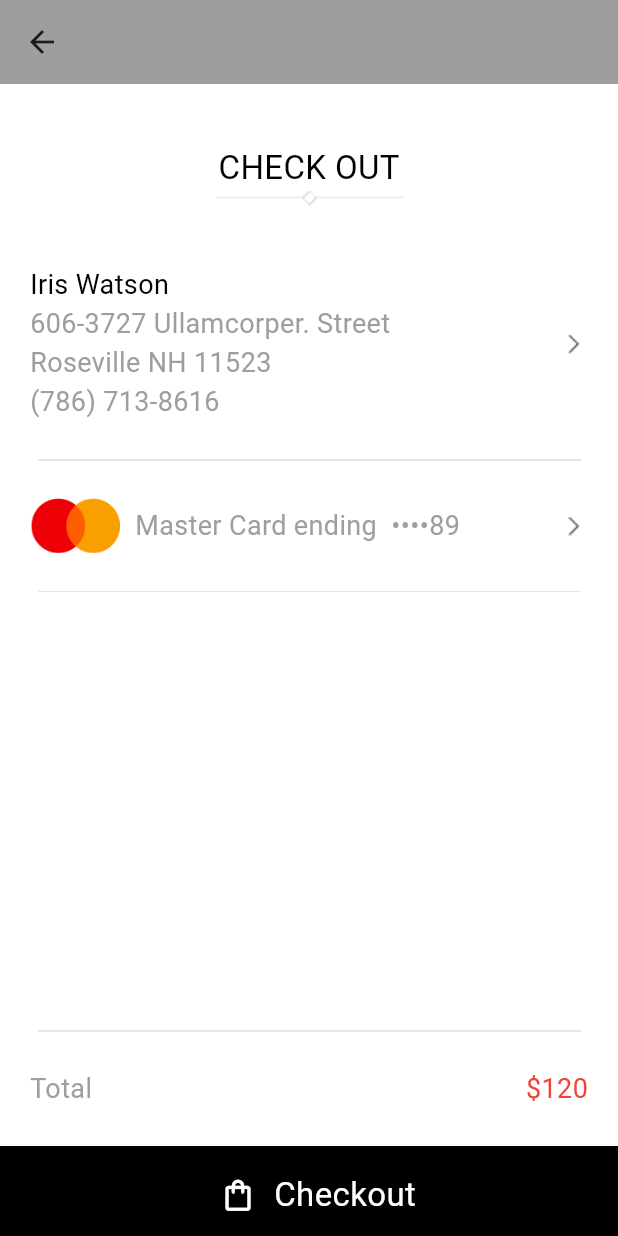
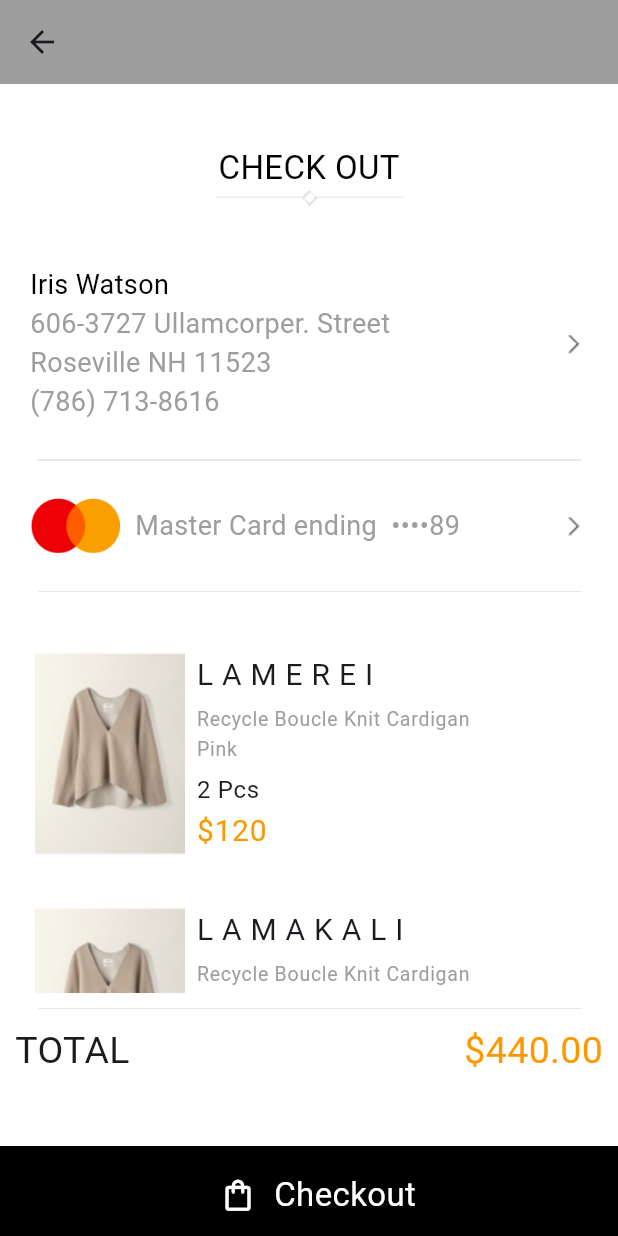
Before and after one commit to Qceww/EcoFash, a Flutter app: the CheckOut screen opened directly, on a phone screen of 412 x 824 dp. Run offline on Flutter 3.47's test engine with Material 3 defaults, Android fonts, the phone set to English and light mode, and no system bars; our stand-ins replace google_fonts; missing offline and left inert: dart:ffi, flutter_barcode_scanner, qr_code_scanner.

Commit message:
Checkout page

```diff
--- a/lib/checkout.dart
+++ /dev/null
@@ -1,186 +0,0 @@
-import 'package:figma/Shop_grid_view.dart';
-import 'package:figma/home_page.dart';
-import 'package:figma/shop_detailed_view.dart';
-import 'package:figma/signin_page.dart';
-import 'package:flutter/material.dart';
-import 'package:google_fonts/google_fonts.dart';
-
-class CheckOut extends StatefulWidget {
-  const CheckOut({super.key});
-
-  @override
-  State<CheckOut> createState() => _CheckOut();
-}
-
-class _CheckOut extends State<CheckOut> {
-  @override
-  Widget build(BuildContext context) {
-    return Scaffold(
-      backgroundColor: Colors.white,
-      appBar: AppBar(
-        backgroundColor: Colors.grey,
-      ),
-      body: SafeArea(
-          child: Center(
-        child: Column(children: [
-          Padding(
-            padding: EdgeInsets.fromLTRB(0.0, 40.0, 0.0, 40.0),
-            child: Column(
-              children: [
-                Text(
-                  'CHECK OUT',
-                  textAlign: TextAlign.left,
-                  style: GoogleFonts.tenorSans(
-                    textStyle: const TextStyle(
-                        color: Colors.black,
-                        fontSize: 22,
-                        fontWeight: FontWeight.w400),
-                  ),
-                ),
-                Image(image: AssetImage('images/Checkout_page_title.png')),
-              ],
-            ),
-          ),
-          Container(
-            width: MediaQuery.of(context).size.width - 40.0,
-            // color: Colors.amber,
-            child: Row(
-              children: [
-                Container(
-                  width: MediaQuery.of(context).size.width * 0.6,
-                  child: Column(
-                      crossAxisAlignment: CrossAxisAlignment.start,
-                      children: [
-                        Text(
-                          "Iris Watson",
-                          textAlign: TextAlign.left,
-                          style: GoogleFonts.tenorSans(
-                            textStyle: const TextStyle(
-                                color: Colors.black,
-                                fontSize: 18,
-                                fontWeight: FontWeight.w400),
-                          ),
-                        ),
-                        Text(
-                          "606-3727 Ullamcorper. Street Roseville NH 11523",
-                          textAlign: TextAlign.left,
-                          style: GoogleFonts.tenorSans(
-                            textStyle: const TextStyle(
-                                color: Colors.grey, fontSize: 18),
-                          ),
-                        ),
-                        Text(
-                          "(786) 713-8616",
-                          textAlign: TextAlign.left,
-                          style: GoogleFonts.tenorSans(
-                            textStyle: const TextStyle(
-                                color: Colors.grey, fontSize: 18),
-                          ),
-                        ),
-                      ]),
-                ),
-                Spacer(),
-                Image(image: AssetImage('images/Checkout_page_arrow.png')),
-              ],
-            ),
-          ),
-          Padding(
-            padding: const EdgeInsets.all(25.0),
-            child: Image(image: AssetImage('images/Checkout_page_line.png')),
-          ),
-          Padding(
-            padding: const EdgeInsets.fromLTRB(20.0, 0.0, 20.0, 0.0),
-            child: Row(
-              children: [
-                Container(
-                    width: 60.0,
-                    child: Image(
-                        image:
-                            AssetImage('images/Checkout_page_masterCard.png'))),
-                SizedBox(
-                  width: 10.0,
-                ),
-                Text(
-                  "Master Card ending  ••••89",
-                  textAlign: TextAlign.left,
-                  style: GoogleFonts.tenorSans(
-                    textStyle:
-                        const TextStyle(color: Colors.grey, fontSize: 18),
-                  ),
-                ),
-                Spacer(),
-                Image(image: AssetImage('images/Checkout_page_arrow.png')),
-              ],
-            ),
-          ),
-          Padding(
-            padding: const EdgeInsets.all(25.0),
-            child: Image(image: AssetImage('images/Checkout_page_line.png')),
-          ),
-          Spacer(),
-          Padding(
-            padding: const EdgeInsets.all(25.0),
-            child: Image(image: AssetImage('images/Checkout_page_line.png')),
-          ),
-          Padding(
-            padding: EdgeInsets.fromLTRB(20.0, 0.0, 20.0, 25.0),
-            child: Row(
-              children: [
-                Text(
-                  "Total",
-                  textAlign: TextAlign.left,
-                  style: GoogleFonts.tenorSans(
-                    textStyle:
-                        const TextStyle(color: Colors.grey, fontSize: 18),
-                  ),
-                ),
-                Spacer(),
-                Text(
-                  "\$120",
-                  textAlign: TextAlign.left,
-                  style: GoogleFonts.tenorSans(
-                    textStyle: const TextStyle(color: Colors.red, fontSize: 18),
-                  ),
-                ),
-              ],
-            ),
-          )
-        ]),
-      )),
-      bottomNavigationBar: BottomAppBar(
-        height: 60.0,
-        color: Colors.black,
-        child: Container(
-          height: 60.0,
-          child: Row(
-            mainAxisAlignment: MainAxisAlignment.center,
-            children: [
-              IconButton(
-                icon: Icon(
-                  Icons.shopping_bag_outlined,
-                  color: Colors.white,
-                  size: 25,
-                ),
-                onPressed: () {
-                  Navigator.pop(context);
-                },
-              ),
-              Column(
-                children: [
-                  SizedBox(height: 5),
-                  Text(
-                      "Checkout",
-                      textAlign: TextAlign.left,
-                      style: GoogleFonts.tenorSans(
-                        textStyle: const TextStyle(color: Colors.white, fontSize: 22),
-                      ),
-                    ),
-                ],
-              ),
-            ],
-          ),
-        ),
-      ),
-    );
-  }
-}
--- a/lib/widgets/widgets.dart
+++ b/lib/widgets/widgets.dart
@@ -375,11 +375,9 @@ class _CartNoEmptyState extends State<CartNoEmpty> {
     setState(() {
       products.removeAt(index);
       if (products.isEmpty) {
-
         Navigator.push(
           context,
           MaterialPageRoute(builder: (context) => CartEmpty()),
-
         );
         // Navigator.pop(context);
       }
@@ -421,15 +419,9 @@ class _CartNoEmptyState extends State<CartNoEmpty> {
               ),
               SizedBox(height: 15),
               Expanded(
-
-
-
                 child: ListView.builder(
                   itemCount: products.length,
                   itemBuilder: (context, index) {
-
-
-
                     final product = products[index];
                     return CartItem(
                       product: product,
@@ -441,7 +433,6 @@ class _CartNoEmptyState extends State<CartNoEmpty> {
                       onDelete: () {
                         _showDeleteConfirmationDialog(index);
                       },
-
                     );
                   },
                 ),
@@ -472,6 +463,78 @@ class _CartNoEmptyState extends State<CartNoEmpty> {
             ],
           ),
         ),
+      ),
+    );
+  }
+}
+
+class CheckOutDetail extends StatefulWidget {
+  CheckOutDetail({Key? key}) : super(key: key);
+
+  @override
+  State<CheckOutDetail> createState() => _CheckOutDetailState();
+}
+
+class _CheckOutDetailState extends State<CheckOutDetail> {
+  final List<Product> products = [
+    Product(
+      productName: 'L A M E R E I',
+      productDescription: 'Recycle Boucle Knit Cardigan Pink',
+      productQuantity: 2,
+      productPrice: 120,
+    ),
+    Product(
+      productName: 'L A M A K A L I',
+      productDescription: 'Recycle Boucle Knit Cardigan Orange',
+      productQuantity: 2,
+      productPrice: 100,
+    ),
+  ];
+
+  @override
+  Widget build(BuildContext context) {
+    double total = 0;
+
+    for (var product in products) {
+      total += product.productPrice * product.productQuantity;
+    }
+
+    return SingleChildScrollView(
+      child: Container(
+        height: MediaQuery.of(context).size.height * 0.375,
+        child: Column(children: [
+          Expanded(
+            child: ListView.builder(
+              itemCount: products.length,
+              itemBuilder: (context, index) {
+                final product = products[index];
+                return CheckOutItem(
+                  product: product,
+                );
+              },
+            ),
+          ),
+          Padding(
+            padding: const EdgeInsets.fromLTRB(25.0, 10.0, 25.0, 0.0),
+            child: Image(image: AssetImage('images/Checkout_page_line.png')),
+          ),
+          Padding(
+            padding: const EdgeInsets.all(10.0),
+            child: Row(
+              mainAxisAlignment: MainAxisAlignment.spaceBetween,
+              children: [
+                Text(
+                  'TOTAL',
+                  style: TextStyle(fontSize: 25),
+                ),
+                Text(
+                  '\$${total.toStringAsFixed(2)}',
+                  style: TextStyle(color: Colors.orange, fontSize: 25),
+                )
+              ],
+            ),
+          ),
+        ]),
       ),
     );
   }
@@ -589,3 +652,67 @@ class CartItem extends StatelessWidget {
     );
   }
 }
+
+class CheckOutItem extends StatelessWidget {
+  final Product product;
+
+  const CheckOutItem({
+    Key? key,
+    required this.product,
+  }) : super(key: key);
+
+  @override
+  Widget build(BuildContext context) {
+    return ListTile(
+      title: Container(
+        height: 150,
+        margin: EdgeInsets.symmetric(horizontal: 2, vertical: 2),
+        padding: EdgeInsets.all(5),
+        decoration: BoxDecoration(
+          color: Colors.white,
+        ),
+        child: Row(
+          crossAxisAlignment: CrossAxisAlignment.start,
+          children: [
+            Image(
+              image: AssetImage('images/Cart_page_1.png'),
+              fit: BoxFit.fill,
+            ),
+            SizedBox(width: 8),
+            Column(
+              crossAxisAlignment: CrossAxisAlignment.start,
+              children: [
+                Text(
+                  product.productName,
+                  style: TextStyle(fontSize: 20),
+                ),
+                SizedBox(height: 5),
+                Container(
+                  width: MediaQuery.of(context).size.width * 0.5,
+                  child: Text(
+                    product.productDescription,
+                    style: TextStyle(color: Colors.grey, fontSize: 13),
+                  ),
+                ),
+                SizedBox(height: 5),
+
+
+                  Text(product.productQuantity.toString() + ' Pcs'),
+
+
+
+                Text(
+                  '\$${product.productPrice}',
+                  style: TextStyle(
+                    color: Colors.orange,
+                    fontSize: 20,
+                  ),
+                ),
+              ],
+            ),
+          ],
+        ),
+      ),
+    );
+  }
+}
--- a/pubspec.yaml
+++ b/pubspec.yaml
@@ -59,6 +59,8 @@ flutter:
   # To add assets to your application, add an assets section, like this:
   assets:
     - images/
+    - images/PaymentSuccess_page_Happy.png
+    # - images/PaymentSuccess_page_InLove.png
   # An image asset can refer to one or more resolution-specific "variants", see
   # https://flutter.dev/assets-and-images/#resolution-aware
   # For details regarding adding assets from package dependencies, see
```
Also changed, not shown: lib/pages/checkout_page.dart (+8 -33 lines), lib/pages/main.dart (renamed from lib/main.dart, +4 -3 lines), lib/pages/paymentSuccess.dart (added, +161 -0 lines), lib/paymentSuccess.dart (deleted, +0 -28 lines), images/Checkout_page_success_logoo.png (added), images/Paymen_Success_arrow.png (added), images/PaymentSuccess_page_Happy.png (added), images/PaymentSuccess_page_InLove.png (added), images/PaymentSuccess_page_kecewa.png (added), 1 other file.
